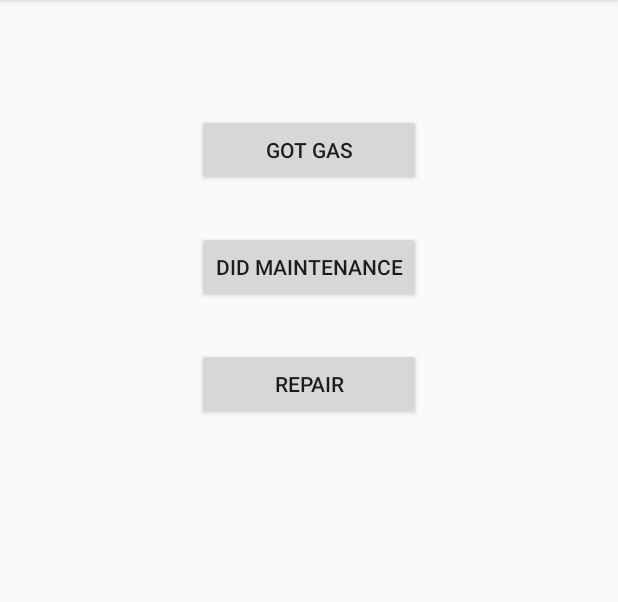
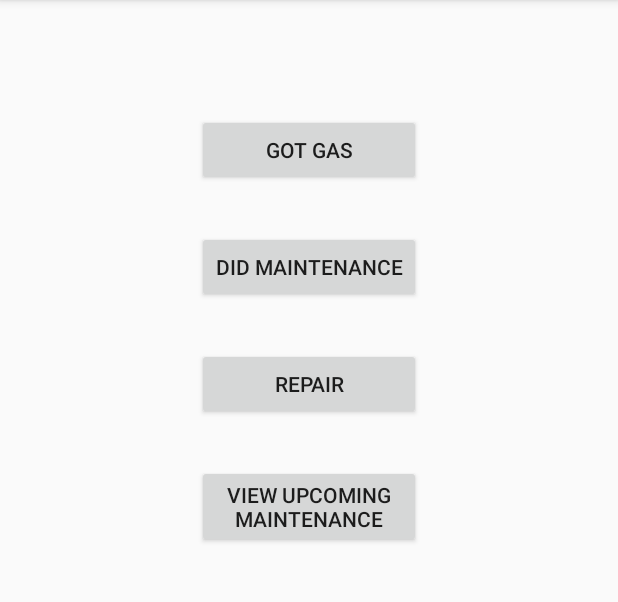
Before and after one commit to deplicator/simple-mileage-and-maintenance, an Android app: the screen it shows after launch (MainActivity), on a phone screen of 412 x 824 dp, the part 84-686 px from its top. Run offline under Robolectric (Android 15) with nearby library versions, the light colour scheme and no system bars.

Commit message:
Started work on upcoming maintenance viewer.

```diff
--- a/app/src/main/AndroidManifest.xml
+++ b/app/src/main/AndroidManifest.xml
@@ -26,6 +26,10 @@
             android:name=".EnterMaintActivity"
             android:label="@string/title_activity_enter_maint" >
         </activity>
+        <activity
+            android:name=".ViewUpcomingActivity"
+            android:label="@string/title_activity_view_upcoming" >
+        </activity>
     </application>
 
 </manifest>
--- a/app/src/main/java/net/geekwagon/apps/simplemileageandmaintenance/EnterMaintActivity.java
+++ b/app/src/main/java/net/geekwagon/apps/simplemileageandmaintenance/EnterMaintActivity.java
@@ -161,6 +161,8 @@ public class EnterMaintActivity extends ActionBarActivity {
                     maint_interval_number = Float.parseFloat(maint_interval_raw);
                 }
 
+                maint_description_string = maint_items_dropdown.getSelectedItem().toString();
+
                 // Validating
                 Context context = getApplicationContext();
                 Toast toast;
--- a/app/src/main/java/net/geekwagon/apps/simplemileageandmaintenance/MainActivity.java
+++ b/app/src/main/java/net/geekwagon/apps/simplemileageandmaintenance/MainActivity.java
@@ -15,6 +15,7 @@ public class MainActivity extends ActionBarActivity {
     Button enterinfo_gas_btn;
     Button enterinfo_maint_btn;
     Button enterinfo_repair_btn;
+    Button view_upcoming_btn;
 
     @Override
     protected void onCreate(Bundle savedInstanceState) {
@@ -25,6 +26,7 @@ public class MainActivity extends ActionBarActivity {
         enterinfo_gas_btn = (Button) findViewById(R.id.enterinfo_gas_btn);
         enterinfo_maint_btn = (Button) findViewById(R.id.enterinfo_maint_btn);
         enterinfo_repair_btn = (Button) findViewById(R.id.enterinfo_repair_btn);
+        view_upcoming_btn = (Button) findViewById(R.id.view_upcoming_btn);
 
         // Add listeners.
         enterinfo_gas_btn.setOnClickListener(new View.OnClickListener() {
@@ -41,10 +43,15 @@ public class MainActivity extends ActionBarActivity {
 
         enterinfo_repair_btn.setOnClickListener(new View.OnClickListener() {
             public void onClick(View view) {
-                //startActivity(new Intent(view.getContext(), EnterMaintActivity.class));
+                //startActivity(new Intent(view.getContext(), EnterRepairActivity.class));
             }
         });
 
+        view_upcoming_btn.setOnClickListener(new View.OnClickListener() {
+            public void onClick(View view) {
+                startActivity(new Intent(view.getContext(), ViewUpcomingActivity.class));
+            }
+        });
 
 
     }
--- a/app/src/main/res/layout/activity_main.xml
+++ b/app/src/main/res/layout/activity_main.xml
@@ -38,4 +38,16 @@
         android:layout_alignRight="@+id/enterinfo_maint_btn"
         android:layout_alignEnd="@+id/enterinfo_maint_btn" />
 
+    <Button
+        android:layout_width="wrap_content"
+        android:layout_height="wrap_content"
+        android:text="View Upcoming Maintenance"
+        android:id="@+id/view_upcoming_btn"
+        android:layout_marginTop="30dp"
+        android:layout_below="@+id/enterinfo_repair_btn"
+        android:layout_alignLeft="@+id/enterinfo_repair_btn"
+        android:layout_alignStart="@+id/enterinfo_repair_btn"
+        android:layout_alignRight="@+id/enterinfo_repair_btn"
+        android:layout_alignEnd="@+id/enterinfo_repair_btn" />
+
 </RelativeLayout>
--- a/app/src/main/res/values/strings.xml
+++ b/app/src/main/res/values/strings.xml
@@ -8,4 +8,5 @@
     <string name="title_activity_enter_gas">Enter Gas Purchase Information</string>
     <string name="title_activity_enter_maint">Enter Maintenance Information</string>
     <string name="Add">Add</string>
+    <string name="title_activity_view_upcoming">Upcoming Scheduled Maintenance</string>
 </resources>
```
Also changed, not shown: app/src/main/java/net/geekwagon/apps/simplemileageandmaintenance/ViewUpcomingActivity.java (added, +40 -0 lines), app/src/main/res/layout/activity_viewupcoming.xml (added, +12 -0 lines).
